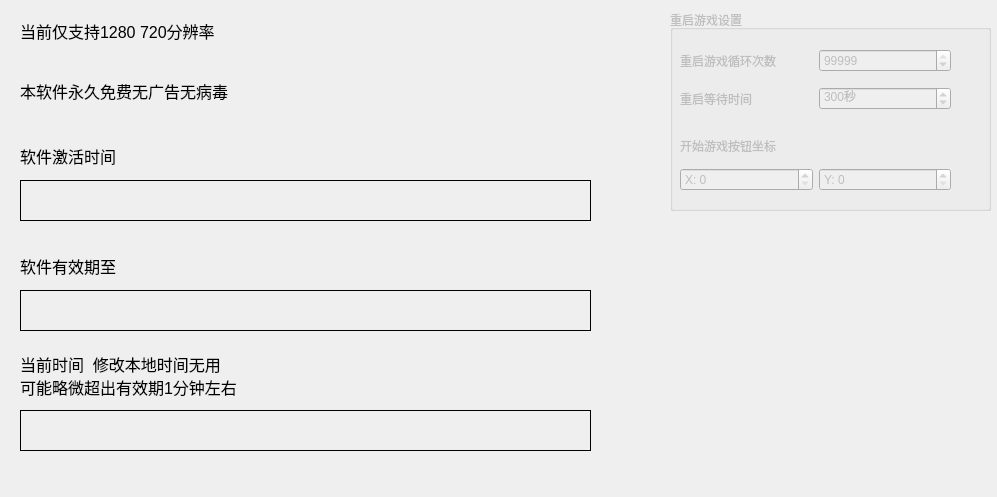
A-SunsetMkt-Forks/wuwaBackendTool, file generalpanel.ui: the form before one commit.
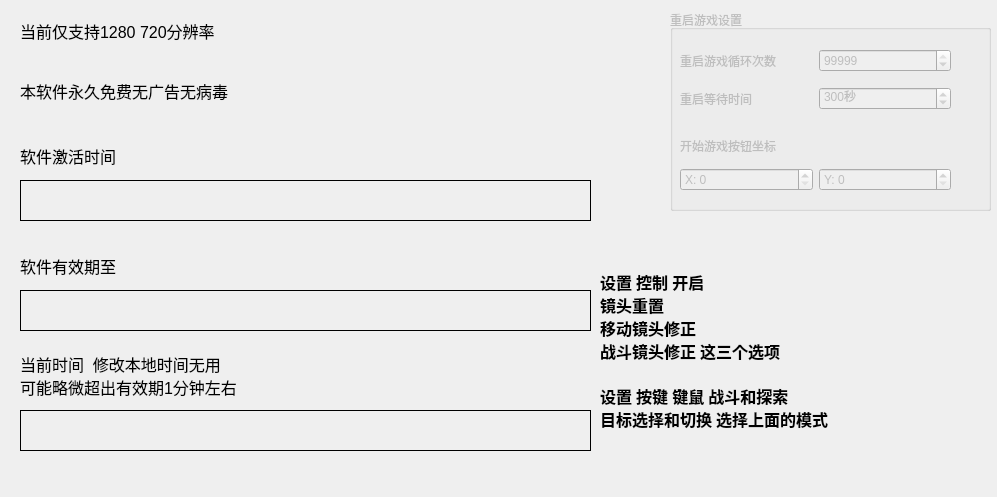
The form after the commit.

Commit message: v1.1.4 alpha 游戏设置必须调整 设置 控制 镜头重置 移动镜头修正 战斗镜头修正 开启 设置 按键 键鼠 战斗和探索 目标选择和切换 选择上面的模式

```diff
--- a/generalpanel.ui
+++ b/generalpanel.ui
@@ -298,6 +298,34 @@
 可能略微超出有效期1分钟左右</string>
    </property>
   </widget>
+  <widget class="QLabel" name="label_11">
+   <property name="geometry">
+    <rect>
+     <x>600</x>
+     <y>220</y>
+     <width>391</width>
+     <height>261</height>
+    </rect>
+   </property>
+   <property name="font">
+    <font>
+     <family>Agency FB</family>
+     <pointsize>12</pointsize>
+     <weight>75</weight>
+     <bold>true</bold>
+     <underline>false</underline>
+    </font>
+   </property>
+   <property name="text">
+    <string>设置 控制 开启
+镜头重置
+移动镜头修正
+战斗镜头修正 这三个选项
+
+设置 按键 键鼠 战斗和探索
+目标选择和切换 选择上面的模式</string>
+   </property>
+  </widget>
  </widget>
  <resources/>
  <connections/>
```
The commit also changes 3 other files.
